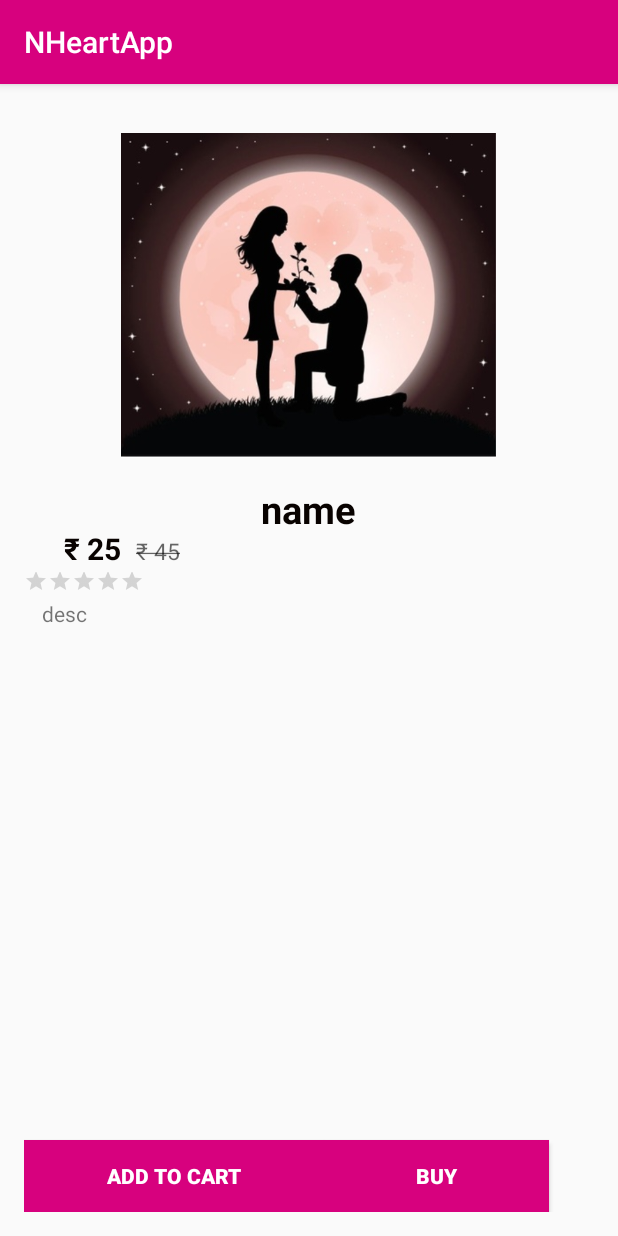
After one commit to cviacmob/NHeartApp, an Android app: the ProductdetailsActivity screen opened directly, with no data from a screen before it, on a phone screen of 412 x 824 dp. The commit adds this screen. Run offline under Robolectric (Android 15) with nearby library versions, the phone set to English and light mode, and no system bars; our stand-ins replace Picasso; pictures from the network do not load; 5 statements that could not run were skipped.

Commit message:
details with back button

```diff
--- a/app/build.gradle
+++ b/app/build.gradle
@@ -31,4 +31,5 @@ dependencies {
     compile 'com.squareup.picasso:picasso:2.5.2'
     testCompile 'junit:junit:4.12'
     compile 'com.android.support:support-v4:25.0.1'
+    compile 'com.android.support:cardview-v7:25.0.1'
 }
--- a/app/src/main/AndroidManifest.xml
+++ b/app/src/main/AndroidManifest.xml
@@ -12,6 +12,12 @@
         android:theme="@style/AppTheme">
 
         <activity android:name=".activities.CategorylistActivity">
+            <!--<intent-filter>
+                <action android:name="android.intent.action.MAIN" />
+                <category android:name="android.intent.category.LAUNCHER" />
+            </intent-filter>-->
+        </activity>
+        <activity android:name=".activities.ProductdetailsActivity">
             <!--<intent-filter>
                 <action android:name="android.intent.action.MAIN" />
                 <category android:name="android.intent.category.LAUNCHER" />
--- /dev/null
+++ b/app/src/main/java/com/cviac/nheart/nheartapp/activities/ProductdetailsActivity.java
@@ -0,0 +1,101 @@
+package com.cviac.nheart.nheartapp.activities;
+
+import android.content.Intent;
+import android.graphics.Paint;
+import android.os.Bundle;
+import android.support.v7.app.AppCompatActivity;
+import android.text.Html;
+import android.text.SpannableStringBuilder;
+import android.widget.Button;
+import android.widget.ImageView;
+import android.widget.RatingBar;
+import android.widget.TextView;
+
+import com.cviac.nheart.nheartapp.R;
+import com.cviac.nheart.nheartapp.datamodel.Product;
+import com.cviac.nheart.nheartapp.datamodel.ProductDetail;
+import com.cviac.nheart.nheartapp.datamodel.Productdetailresponse;
+import com.cviac.nheart.nheartapp.restapi.OpenCartAPI;
+import com.squareup.picasso.Picasso;
+
+import retrofit.Call;
+import retrofit.Callback;
+import retrofit.GsonConverterFactory;
+import retrofit.Response;
+import retrofit.Retrofit;
+
+public class ProductdetailsActivity extends AppCompatActivity {
+    private TextView tv, tv2, text1,text2, tv3,tv4;
+    private Button b, b2, Buttoncart;
+    private ImageView iv1;
+    private RatingBar rating;
+
+    static int count = 0;
+
+    ProductDetail prdetail = null;
+
+    @Override
+    protected void onCreate(Bundle savedInstanceState) {
+        super.onCreate(savedInstanceState);
+        setContentView(R.layout.activity_productdetails);
+
+
+        Intent i= getIntent();
+        Product probj = (Product) i.getSerializableExtra("productobj");
+
+        setTitle(probj.getName());
+
+         tv=(TextView)findViewById(R.id.name);
+        iv1 = (ImageView) findViewById(R.id.image);
+        tv2 = (TextView) findViewById(R.id.descr);
+        //text1=(TextView) findViewById(R.id.price);
+       // text2=(TextView) findViewById(R.id.old);
+        text1 = (TextView)findViewById(R.id.new1);
+        text1.setText("₹ 25");
+        text2 = (TextView)findViewById(R.id.old);
+
+        text2.setPaintFlags(text2.getPaintFlags()| Paint.STRIKE_THRU_TEXT_FLAG);
+        text2.setText("₹ 45");
+
+//        text1.setText("₹ 25");
+//
+//        text2.setPaintFlags(text2.getPaintFlags()| Paint.STRIKE_THRU_TEXT_FLAG);
+//        text2.setText("₹ 45");
+     //  rating=(RatingBar) findViewById(R.id.ratingBar2);
+
+        Retrofit retrofit = new Retrofit.Builder()
+                .baseUrl("http://nheart.cviac.com/index.php?route=api/category/getproducts&categoryid")
+                .addConverterFactory(GsonConverterFactory.create())
+                .build();
+
+        OpenCartAPI api = retrofit.create(OpenCartAPI.class);
+
+        Call<Productdetailresponse> call = api.getProductdetails(probj.getProduct_id());
+        call.enqueue(new Callback<Productdetailresponse>() {
+
+            public void onResponse(Response<Productdetailresponse> response, Retrofit retrofit) {
+                Productdetailresponse rsp = response.body();
+                prdetail =  rsp.getProduct().get(0);
+                String detail = prdetail.getDescription();
+                CharSequence squence = Html.fromHtml(detail);
+                SpannableStringBuilder strbuilder = new SpannableStringBuilder(squence);
+                tv2.setText(strbuilder);
+                tv.setText(prdetail.getName());
+//                text1.setText(prdetail.getPrice());
+//                text2.setText(prdetail.getDiscounts());
+
+
+                String url = prdetail.getThumb();
+                Picasso.with(ProductdetailsActivity.this).load(url).resize(500,500).into(iv1);
+            }
+
+            @Override
+            public void onFailure(Throwable t) {
+                prdetail = null;
+            }
+        });
+
+
+
+    }
+}
--- a/app/src/main/java/com/cviac/nheart/nheartapp/datamodel/Product.java
+++ b/app/src/main/java/com/cviac/nheart/nheartapp/datamodel/Product.java
@@ -1,10 +1,12 @@
 package com.cviac.nheart.nheartapp.datamodel;
+
+import java.io.Serializable;
 
 /**
  * Created by admin1 on 11/24/2016.
  */
 
-public class Product {
+public class Product implements Serializable{
     private String product_id;
     private String name;
     private String description;
--- a/app/src/main/java/com/cviac/nheart/nheartapp/restapi/OpenCartAPI.java
+++ b/app/src/main/java/com/cviac/nheart/nheartapp/restapi/OpenCartAPI.java
@@ -2,6 +2,7 @@ package com.cviac.nheart.nheartapp.restapi;
 
 import com.cviac.nheart.nheartapp.datamodel.CategoriesResponse;
 import com.cviac.nheart.nheartapp.datamodel.CategoryProductsResponse;
+import com.cviac.nheart.nheartapp.datamodel.Productdetailresponse;
 
 import retrofit.Call;
 import retrofit.http.GET;
@@ -20,5 +21,8 @@ public interface OpenCartAPI {
     Call<CategoryProductsResponse> getProducts(@Query("categoryid") String categoryid);
 
 
+    @GET("http://nheart.cviac.com/index.php?route=api/category/getproductdetails")
+    Call<Productdetailresponse> getProductdetails(@Query("productid") String categoryid);
+
 
 }
--- /dev/null
+++ b/app/src/main/res/layout/activity_productdetails.xml
@@ -0,0 +1,124 @@
+<?xml version="1.0" encoding="utf-8"?>
+<RelativeLayout xmlns:android="http://schemas.android.com/apk/res/android"
+    xmlns:app="http://schemas.android.com/apk/res-auto"
+    xmlns:tools="http://schemas.android.com/tools"
+    android:id="@+id/activity_productdetails"
+    android:layout_width="match_parent"
+    android:layout_height="match_parent"
+    android:padding="@dimen/activity_vertical_margin"
+    tools:context="com.cviac.nheart.nheartapp.activities.ProductdetailsActivity">
+
+
+    <Button
+        android:text="buy"
+        android:layout_width="150dp"
+        android:layout_height="wrap_content"
+        android:id="@+id/button3"
+        android:textStyle="bold"
+        android:textColor="#FFFFFF"
+        android:background="?attr/colorPrimary"
+        android:layout_alignParentBottom="true"
+        android:layout_toRightOf="@+id/button2" />
+
+    <Button
+        android:text="add to cart"
+        android:layout_width="200dp"
+        android:layout_height="wrap_content"
+        android:id="@+id/button2"
+        android:background="?attr/colorPrimary"
+        android:textColor="#FFFFFF"
+        android:textStyle="bold"
+        android:layout_alignParentBottom="true"
+        android:layout_alignParentLeft="true"
+        android:layout_alignParentStart="true" />
+
+    <ScrollView
+        android:layout_width="match_parent"
+        android:layout_height="match_parent"
+        android:id="@+id/scrollview"
+        android:layout_alignParentTop="true"
+        android:layout_alignParentLeft="true"
+        android:layout_alignParentStart="true">
+
+        <RelativeLayout
+            android:layout_width="match_parent"
+            android:layout_height="match_parent">
+
+            <TextView
+                android:text="name"
+                android:layout_width="wrap_content"
+                android:layout_height="wrap_content"
+                android:layout_centerHorizontal="true"
+                android:id="@+id/name"
+                android:maxLines="1"
+                android:textColor="#080200"
+                android:textSize="25sp"
+                android:textStyle="bold"
+                android:layout_below="@+id/image" />
+
+
+            <ImageView
+                android:layout_width="250dp"
+                android:layout_height="250dp"
+                app:srcCompat="@drawable/heart"
+                android:id="@+id/image"
+                android:layout_centerHorizontal="true" />
+
+            <RatingBar
+                android:layout_width="80dp"
+                android:layout_height="20dp"
+                android:numStars="5"
+                android:stepSize="0.1"
+                style="@android:style/Widget.DeviceDefault.RatingBar.Small"
+                android:backgroundTint="@android:color/holo_orange_light"
+
+                android:id="@+id/ratingBar2"
+                android:layout_below="@+id/new1"
+                android:layout_alignParentLeft="true"
+                android:layout_alignParentStart="true"
+                android:clickable="true"
+                tools:clickable="true" />
+
+            <TextView
+                android:text="desc"
+                android:layout_width="wrap_content"
+                android:layout_height="wrap_content"
+                android:layout_below="@+id/ratingBar2"
+                android:layout_alignParentLeft="true"
+                android:layout_alignParentStart="true"
+                android:layout_marginLeft="12dp"
+                android:layout_marginStart="12dp"
+                android:id="@+id/descr" />
+
+            <TextView
+                android:text="oldprice"
+                android:layout_width="wrap_content"
+                android:layout_height="wrap_content"
+                android:id="@+id/old"
+                android:textColor="?android:attr/textColorHint"
+                android:textSize="15sp"
+                android:textStyle="normal"
+                android:capitalize="sentences"
+                android:paddingLeft="10dp"
+                android:layout_toRightOf="@+id/new1"
+                android:layout_below="@+id/name" />
+
+            <TextView
+                android:text="price"
+                android:layout_width="wrap_content"
+                android:layout_height="wrap_content"
+                android:id="@+id/new1"
+                android:textColor="#080200"
+                android:textSize="20sp"
+                android:textStyle="bold"
+                android:textIsSelectable="false"
+                android:layout_alignBaseline="@+id/old"
+                android:layout_alignBottom="@+id/old"
+                android:layout_toLeftOf="@+id/image"
+                android:layout_toStartOf="@+id/image" />
+
+        </RelativeLayout>
+    </ScrollView>
+
+
+</RelativeLayout>
```
Also changed, not shown: app/src/main/java/com/cviac/nheart/nheartapp/activities/CategorylistActivity.java (+12 -5 lines), app/src/main/java/com/cviac/nheart/nheartapp/activities/MainActivity.java (+14 -8 lines), app/src/main/java/com/cviac/nheart/nheartapp/activities/ProductlistActivity.java (+11 -1 lines), app/src/main/java/com/cviac/nheart/nheartapp/adapters/CategoryAdapter.java (+10 -0 lines), app/src/main/java/com/cviac/nheart/nheartapp/datamodel/ProductDetail.java (added, +153 -0 lines), app/src/main/java/com/cviac/nheart/nheartapp/datamodel/Productdetailresponse.java (added, +19 -0 lines), app/src/main/java/com/cviac/nheart/nheartapp/fragments/GiftFragment.java (+13 -14 lines), app/src/main/res/layout/categoryadapter.xml (+17 -6 lines), app/src/main/res/drawable/right.png (added).
